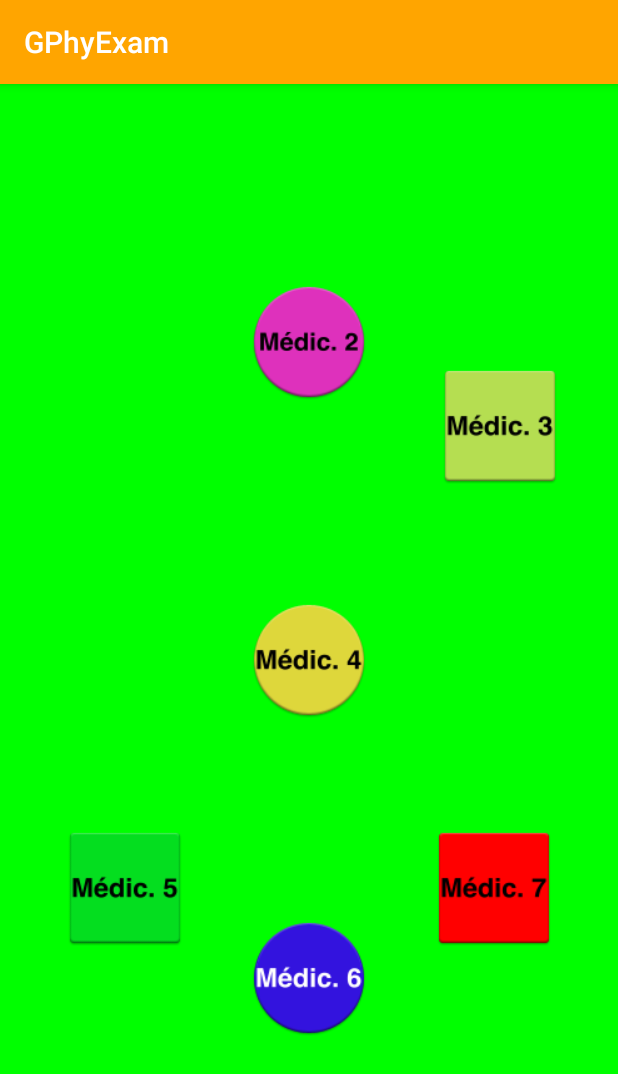
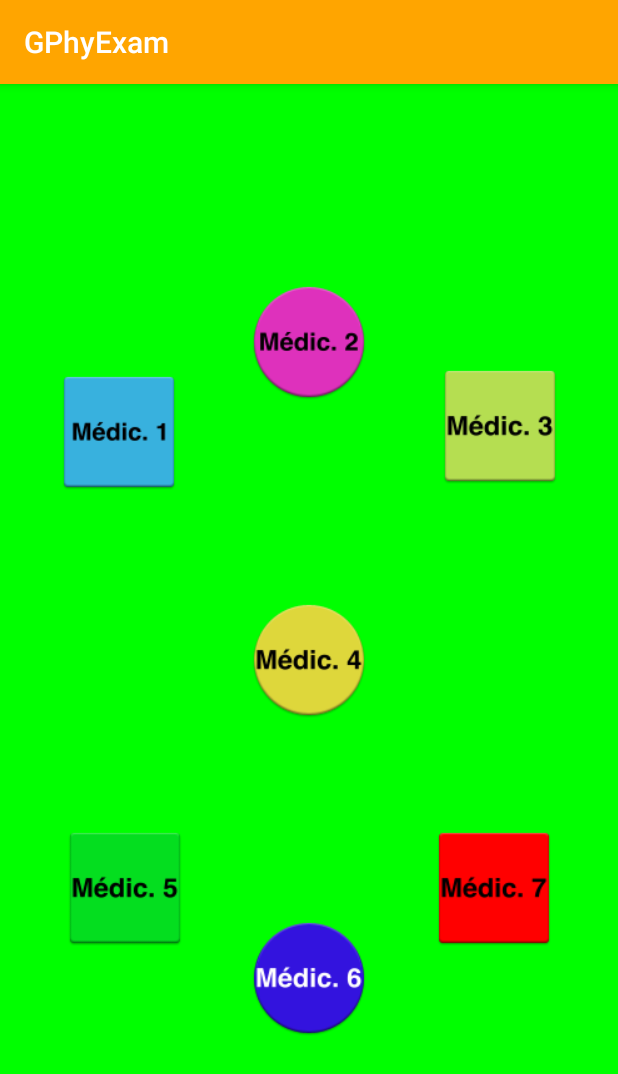
Before and after one commit to GDubuisson/AQECHMAR_DUBUISSON, an Android app: the screen it shows after launch (MainActivity), on a phone screen of 412 x 824 dp. Shown: the top 1074 px of the screen. Run offline under Robolectric (Android 15) with nearby library versions, the phone set to English and light mode, and no system bars.

```diff
--- a/app/src/main/java/com/example/leroux/aqechmar_dubuisson/MainActivity.java
+++ b/app/src/main/java/com/example/leroux/aqechmar_dubuisson/MainActivity.java
@@ -1,7 +1,6 @@
 package com.example.leroux.aqechmar_dubuisson;
 
 import android.content.Intent;
-import android.graphics.drawable.Drawable;
 import android.support.constraint.ConstraintLayout;
 import android.support.v7.app.AppCompatActivity;
 import android.os.Bundle;
--- a/app/src/main/res/layout/activity_main.xml
+++ b/app/src/main/res/layout/activity_main.xml
@@ -8,7 +8,7 @@
     tools:context=".MainActivity">
 
     <android.support.constraint.ConstraintLayout
-        android:id="@+id/ConstraintLayout1"
+        android:id="@+id/constraintLayout1"
         android:layout_width="80dp"
         android:layout_height="80dp"
         android:layout_marginTop="120dp"
```
